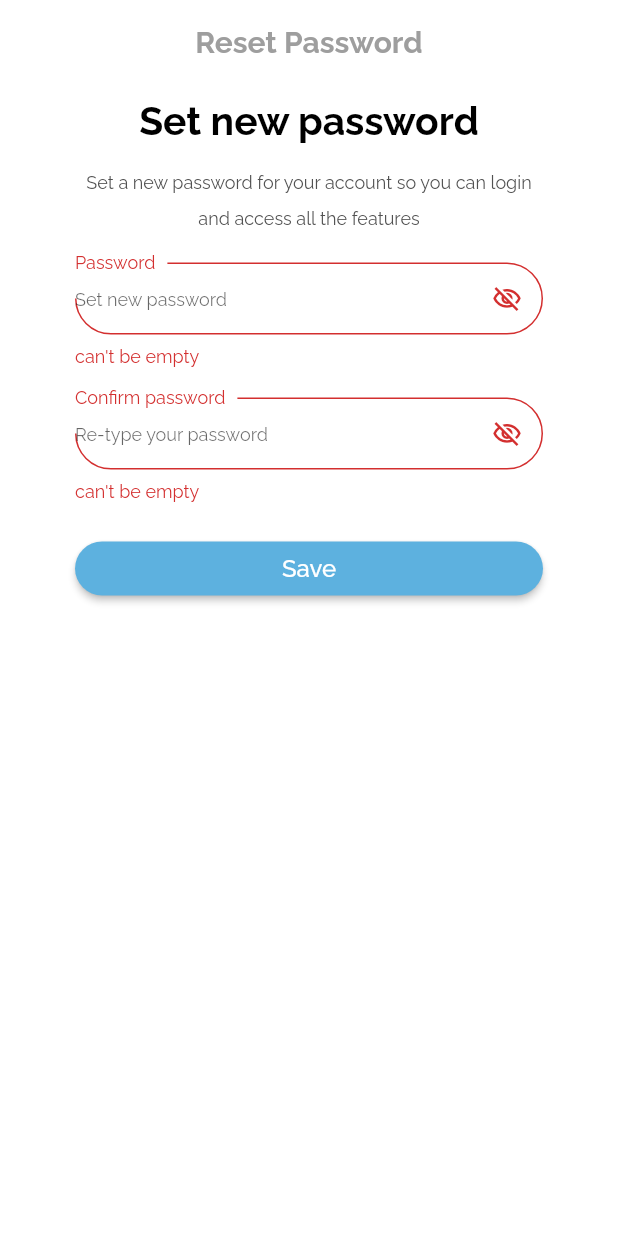
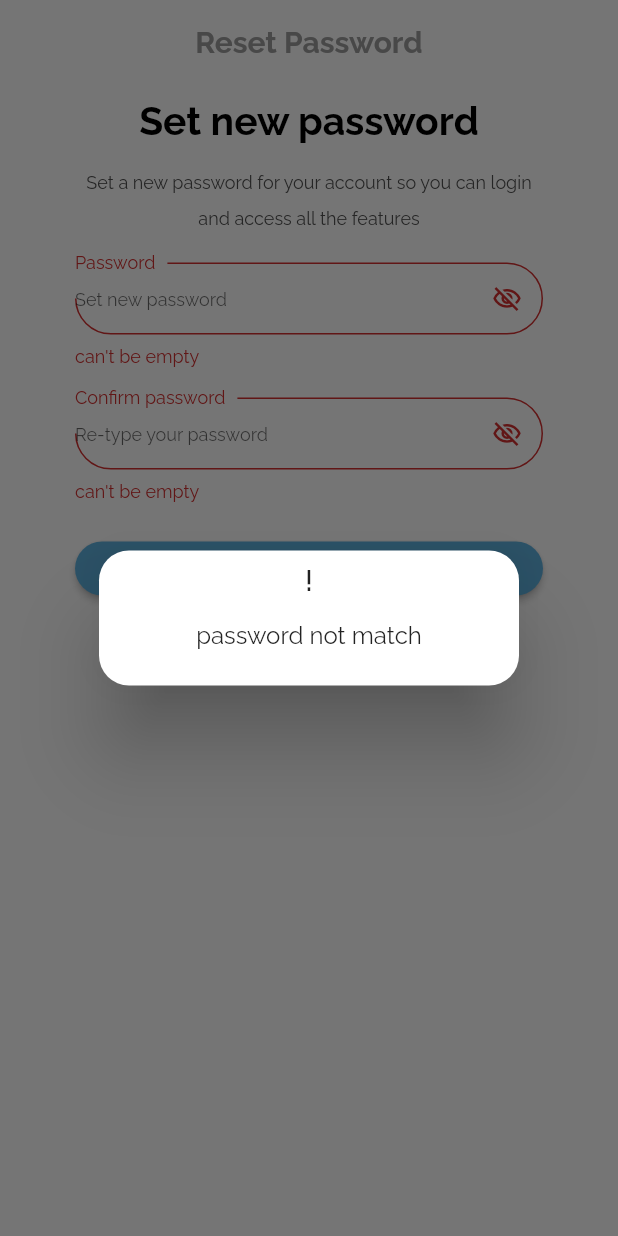
Before and after one commit to hassanbahaa/hamzawy-store-app, a Flutter app: the ResetPassword screen opened by its route, after a tap on "Save", on a phone screen of 412 x 824 dp. Run offline on Flutter 3.47's test engine with Material 2 defaults, Android fonts, the phone set to English and light mode, and no system bars; our stand-ins replace dartz, flutter_otp_text_field, get, lottie, shared_preferences; accounts and stored records are empty; statements that could not run were skipped; project files that could hold a hidden picture were left out.

Commit message:
reset password api

```diff
--- a/lib/controller/auth/forget_password/reset_password_controller.dart
+++ b/lib/controller/auth/forget_password/reset_password_controller.dart
@@ -3,6 +3,10 @@ import 'package:get/get.dart';
 import 'package:get/get_core/src/get_main.dart';
 import 'package:get/get_state_manager/src/simple/get_controllers.dart';
 import 'package:hamzawy_store/core/constant/routes_names.dart';
+import 'package:hamzawy_store/data/data_source/remote/forgetpassword/resetpassword.dart';
+
+import '../../../core/class/statusrequest.dart';
+import '../../../core/functions/handling_data.dart';
 
 abstract class ResetPasswordController extends GetxController{
   resetPassword();
@@ -12,18 +16,42 @@ abstract class ResetPasswordController extends GetxController{
 class ResetPasswordControllerImp extends ResetPasswordController{
   late TextEditingController newPassword;
   late TextEditingController rePassword;
+  StatusRequest statusRequest = StatusRequest.init;
   GlobalKey<FormState> resetFormState = GlobalKey<FormState>();
+  ResetPasswordData resetPasswordData = ResetPasswordData(Get.find());
+  String? email;
+
+  @override
+  resetPassword() async{
+    var formData = resetFormState.currentState;
+
+    if(newPassword.text == rePassword.text){
+      if (formData!.validate()){
+
+        statusRequest = StatusRequest.loading;
+        update();
+        var response = await resetPasswordData.postData(email!, newPassword.text);
+
+        statusRequest = handlingData(response);
+
+        if (response['status'] == 'success') {
+          Get.offNamed(AppRoute.successReset);
+        } else if (response['status'] == 'failure') {
+          print("password not updated");
+        }
+        update();
 
 
-  @override
-  resetPassword() {
-    var formData = resetFormState.currentState;
-    if (formData!.validate()){
-      print("Valid inputs");
-      goToSuccessReset();
-    }else{
-      print("Not Valid inputs");
+      }else{
+        print("Not Valid inputs");
+        Get.defaultDialog(title: "!",middleText: "password not match");
+      }
+    }else {
+      print("passwords not match");
+
+
     }
+
 
   }
 
@@ -38,6 +66,7 @@ class ResetPasswordControllerImp extends ResetPasswordController{
 
   @override
   void onInit() {
+    email = Get.arguments['email'];
     newPassword = TextEditingController();
     rePassword = TextEditingController();
     super.onInit();
--- a/lib/core/constant/routes_names.dart
+++ b/lib/core/constant/routes_names.dart
@@ -8,7 +8,7 @@ class AppRoute{
   static const String successSignup               = '/successsignup' ;
   // Forget Password
   static const String forgetPassword              = '/forgetpassword' ;
-  static const String verifyCode                  = '/verifycode' ;
+  static const String forgetVerifyCode            = '/verifycode' ;
   static const String resetPassword               = '/resetpassword' ;
   static const String successReset                = '/successreset' ;
   // OnBoarding
--- a/lib/core/localization/translation.dart
+++ b/lib/core/localization/translation.dart
@@ -34,7 +34,7 @@ class MyTranslation extends Translations{
       "verify code body":"أدخل رمز التحقق الذي أرسلناه لك عبر بريدك الإلكتروني",
       "verify email":"التحقق من البريد الإلكتروني",
       "check code":"التحقق من الرمز",
-
+      "not have email":"عنوان البريد الإلكتروني الذي أدخلته غير متصل بأي حساب ، حاول مرة أخرى",
       //////////////////////////////////////////////////
       // sign in
       "Sign in":"تسجيل الدخول",
@@ -141,6 +141,7 @@ class MyTranslation extends Translations{
             "Sign In":"Sign In",
             "don't have an account":"Don't have an account?",
       "incorrect email":"incorrect email or password. please try again",
+      "not have email":"The email address you entered isn't connected to an account, try again",
           //////////////////////////////////////////////////
           // Sign up
             "Create account":"Create account",
--- a/lib/routes.dart
+++ b/lib/routes.dart
@@ -23,7 +23,7 @@ List<GetPage<dynamic>>? routes = [
   GetPage(name: AppRoute.home,                 page: () => const HomeScreen()),
   GetPage(name: AppRoute.login,                 page: () => const Login()),
   GetPage(name: AppRoute.forgetPassword,        page: () => const ForgetPassword()),
-  GetPage(name: AppRoute.verifyCode,            page: () => const ForgetVerifyCode()),
+  GetPage(name: AppRoute.forgetVerifyCode,            page: () => const ForgetVerifyCode()),
   GetPage(name: AppRoute.resetPassword,         page: () => const ResetPassword()),
   GetPage(name: AppRoute.successReset,          page: () => const SuccessReset()),
   GetPage(name: AppRoute.signUp,                page: () => const SignUp()),
--- a/lib/view/screen/auth/sign_up/signup_verify_code.dart
+++ b/lib/view/screen/auth/sign_up/signup_verify_code.dart
@@ -80,7 +80,7 @@ class SignUpVerifyCode extends StatelessWidget {
               SizedBox(height:  Dimentions.height20,),
               controller.statusRequest == StatusRequest.loading ?
               Center(child: LinearProgressIndicator(backgroundColor: AppColor.primaryColor,color: Colors.white),)
-                  : SizedBox(height: 5,),
+                  : SizedBox(height: 1,),
 
               controller.wrongcode ? Center(child: Text("wrong code, please try again",style: TextStyle(color: Colors.red),)): SizedBox(height: 1,),
               // sign up button
```
Also changed, not shown: lib/controller/auth/forget_password/forget_password_controller.dart (+36 -3 lines), lib/controller/auth/forget_password/forget_verify_code_controller.dart (+25 -5 lines), lib/view/screen/auth/forget_password/forget_password.dart (+7 -2 lines), lib/view/screen/auth/forget_password/verify_code.dart (+10 -2 lines).
